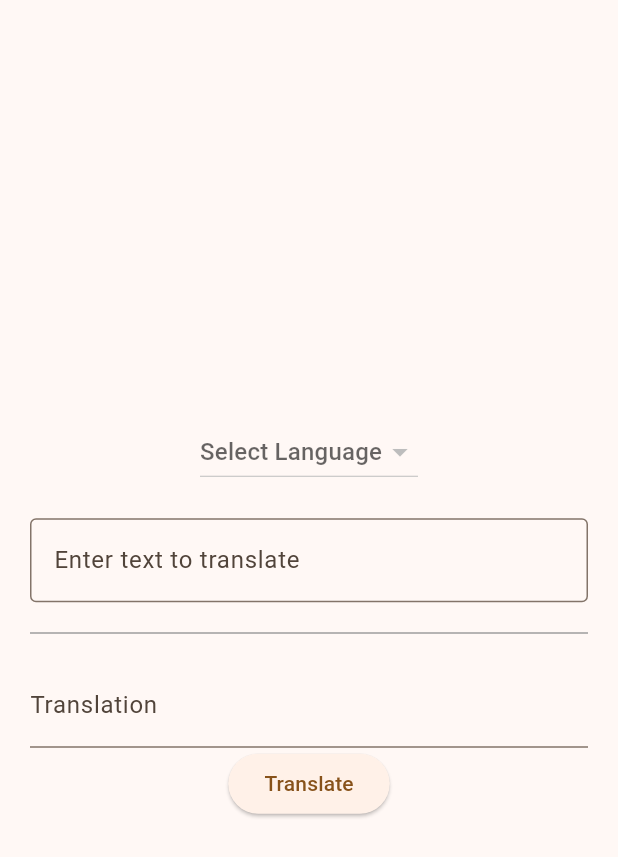
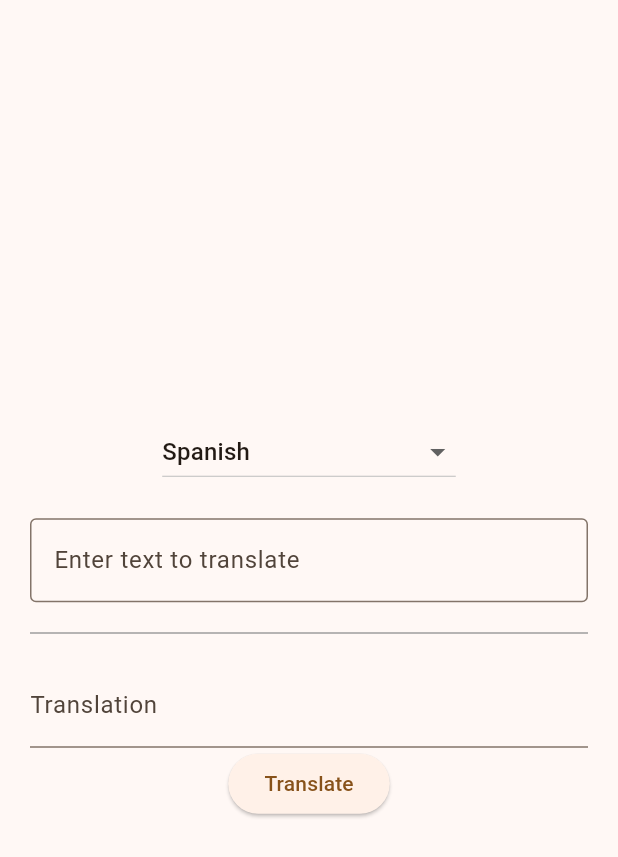
Before and after one commit to GlebKarpenko/KP_Karpenko, a Flutter app: the TranslatePage widget shown alone on an empty page, opened directly, after a tap on "Translate", on a phone screen of 412 x 824 dp. Shown: the top 857 px of the screen. Run offline on Flutter 3.47's test engine with Material 3 defaults, Android fonts, the light colour scheme and no system bars; missing offline and left inert: word_generator; network calls fail.

Commit message:
add support for all languages

```diff
--- a/wordum/lib/view_models/translation.dart
+++ b/wordum/lib/view_models/translation.dart
@@ -8,25 +8,29 @@ class Translation extends ChangeNotifier{
 
   Translation(this.apiKey);
 
-   Future<List<String>> getLanguages() async {
-    List<String> languageNames = [];
+   Future<Map<String, String>> getLanguages() async {
+    Map<String, String> languages = {};
     try {
       final json = await rootBundle.loadString(
         'assets/config/languages.json',
       );
+
       Map<String, dynamic> jsonData = jsonDecode(json);
       jsonData['translation'].forEach((key, value) {
-        languageNames.add(value['name']);
+        String languageName = value['name'];
+        String languageCode = key;
+        if (!languages.containsKey(languageName)) {
+          languages[languageName] = (languageCode);
+        }
       });
     } catch (e) {
-
       debugPrint('Failed to get language data: $e');
     }
-    return languageNames;
+    return languages;
   }
 
-  Future<String> translate(String text, String targetLanguage, {String sourceLanguage = 'English'}) async {
-    const String url = 'https://microsoft-translator-text.p.rapidapi.com/translate?to%5B0%5D=es&api-version=3.0&profanityAction=NoAction&textType=plain';
+  Future<String> translate(String text, String? targetLanguage, {String sourceLanguage = 'English'}) async {
+    String url = 'https://microsoft-translator-text.p.rapidapi.com/translate?to%5B0%5D=$targetLanguage&api-version=3.0&profanityAction=NoAction&textType=plain';
     const Map<String, String> headers = {
       "content-type": "application/json",
       "X-RapidAPI-Key": "caecaa083bmsh63028a0fa2649c7p1ca969jsna79169fea24e",
--- a/wordum/lib/views/home_page.dart
+++ b/wordum/lib/views/home_page.dart
@@ -24,7 +24,7 @@ class _MyHomePageState extends State<MyHomePage> {
         page = const DictionaryPage();
         break;
       case 2:
-        page = TranslatePage();
+        page = const TranslatePage();
         break;
       default:
         throw UnimplementedError(
--- a/wordum/lib/views/translation_page.dart
+++ b/wordum/lib/views/translation_page.dart
@@ -1,17 +1,26 @@
 import 'package:flutter/material.dart';
-import 'package:http/http.dart';
 import 'package:wordum/view_models/translation.dart';
 
-class TranslatePage extends StatelessWidget {
+class TranslatePage extends StatefulWidget {
+  const TranslatePage({super.key});
+
+  @override
+  _TranslatePageState createState() => _TranslatePageState();
+}
+
+class _TranslatePageState extends State<TranslatePage> {
   String _inputText = '';
   String _translatedText = '';
-  String _selectedLanguage = 'english';
-  List<String> _availableLanguages = [];
+  String _selectedLanguage = 'Spanish';
+  String? _selectedLanguageCode = 'es';
+  Map<String, String> _availableLanguages = {};
 
   final Translation _translation = Translation('caecaa083bmsh63028a0fa2649c7p1ca969jsna79169fea24e');
   final TextEditingController _outputTextController = TextEditingController();
 
-  TranslatePage() {
+  @override
+  void initState() {
+    super.initState();
     _getLanguages();
   }
 
@@ -24,16 +33,19 @@ class TranslatePage extends StatelessWidget {
           mainAxisAlignment: MainAxisAlignment.center,
           children: [
             DropdownButton<String>(
-              items: _availableLanguages
-                  .map((String value) {
+              value: _selectedLanguage,
+              items: _availableLanguages.entries.map((MapEntry<String, String> entry) {
                 return DropdownMenuItem<String>(
-                  value: value,
-                  child: Text(value),
+                  value: entry.key,
+                  child: Text(entry.key),
                 );
               }).toList(),
               onChanged: (String? newValue) {
                 if (newValue != null){
-                  _selectedLanguage = newValue;
+                  setState(() {
+                    _selectedLanguage = newValue;
+                    _selectedLanguageCode = _availableLanguages[_selectedLanguage];
+                  });
                 }
               },
               hint: const Text('Select Language'),
@@ -45,7 +57,9 @@ class TranslatePage extends StatelessWidget {
                 border: OutlineInputBorder(),
               ),
               onChanged: (String newValue) {
-                _inputText = newValue;
+                setState(() {
+                  _inputText = newValue;
+                });
               },
             ),
             const SizedBox(height: 20),
@@ -76,21 +90,23 @@ class TranslatePage extends StatelessWidget {
 
   Future<void> _getLanguages() async {
     try {
-      final response =
-        await _translation.getLanguages();
-      _availableLanguages = response;
+      final response = await _translation.getLanguages();
+      setState(() {
+        _availableLanguages = response;
+      });
     } catch (e) {
       debugPrint('Error getting available languages');
     }
-    print(_availableLanguages);
   }
 
   Future<void> _translateText() async {
+    print(_selectedLanguageCode);
     try {
-      final response =
-          await _translation.translate(_inputText, _selectedLanguage);
-      _translatedText = response;
-      _outputTextController.text = _translatedText;
+      final response = await _translation.translate(_inputText, _selectedLanguageCode);
+      setState(() {
+        _translatedText = response;
+        _outputTextController.text = _translatedText;
+      });
     } catch (e) {
       debugPrint('Error translating text: $e');
     }
```
